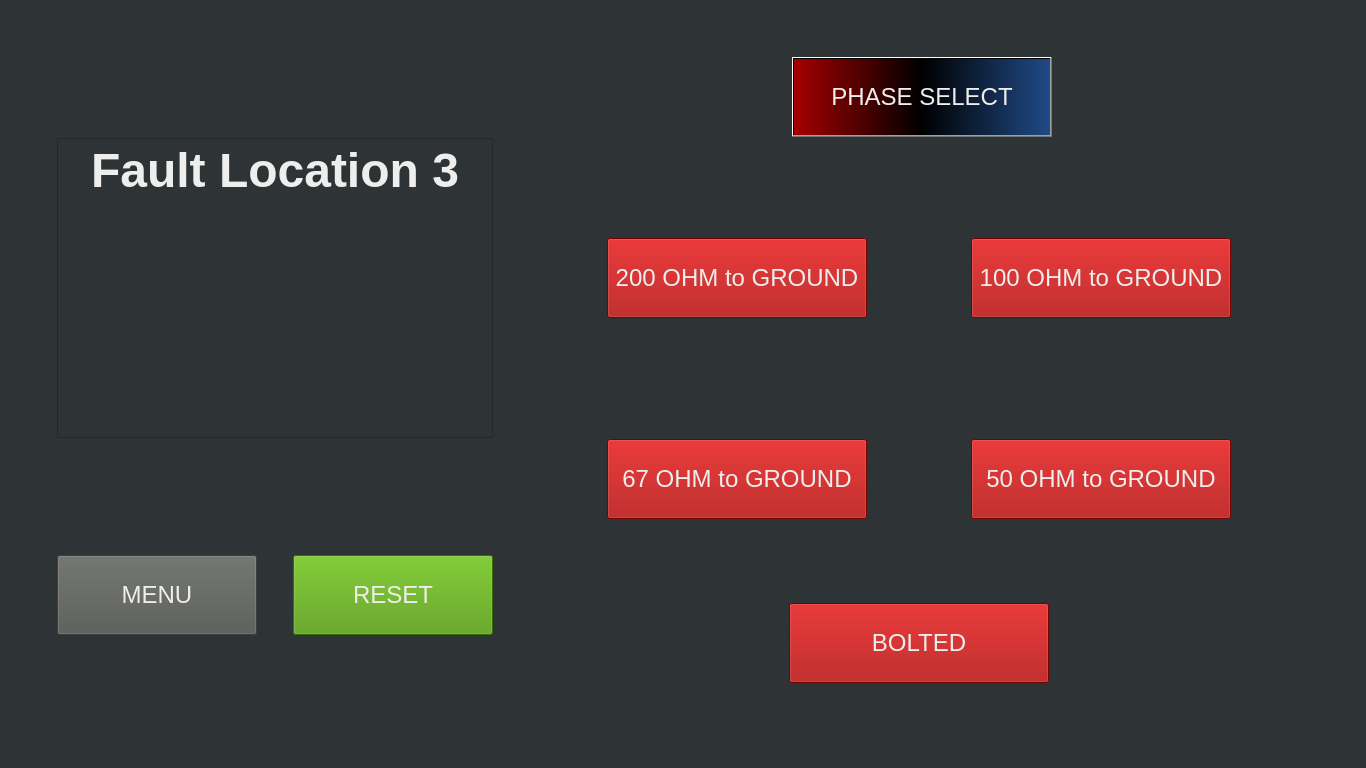
Qt form FaultControlGUI/Rev2.1/FaultControlGUI_Rev2.1.ui (USAFACyberPower/CyberPower) before a commit.
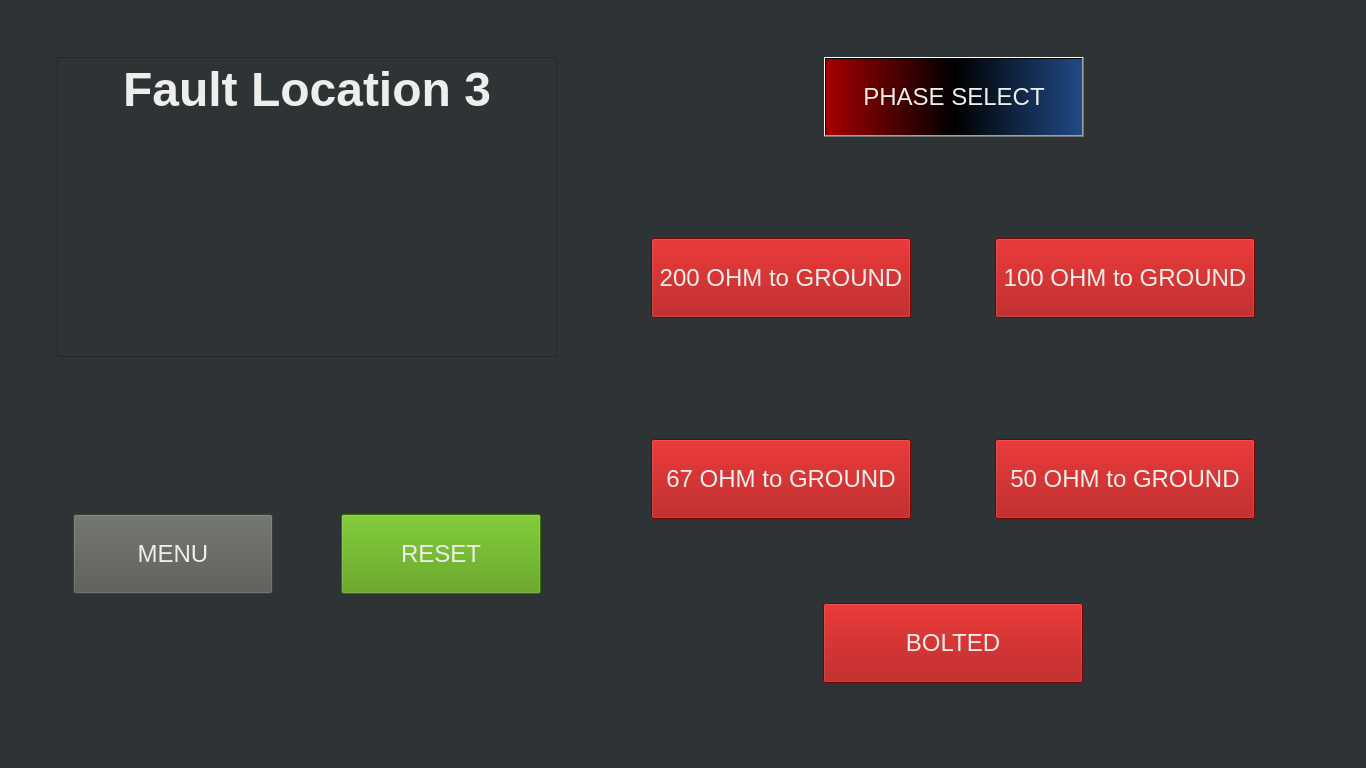
The same form after that commit. The open tabs and pages were chosen to show the change. Icons and pictures are not drawn.

Commit message: Minor asthetic changes to fault GUI layout and icon sizing.

```diff
--- a/FaultControlGUI/Rev2.1/FaultControlGUI_Rev2.1.ui
+++ b/FaultControlGUI/Rev2.1/FaultControlGUI_Rev2.1.ui
@@ -2201,7 +2201,7 @@
           <property name="spacing">
            <number>36</number>
           </property>
-          <item row="1" column="1">
+          <item row="1" column="1" alignment="Qt::AlignHCenter|Qt::AlignVCenter">
            <widget class="QPushButton" name="btn_loc3_reset">
             <property name="minimumSize">
              <size>
@@ -2209,6 +2209,12 @@
               <height>80</height>
              </size>
             </property>
+            <property name="maximumSize">
+             <size>
+              <width>200</width>
+              <height>80</height>
+             </size>
+            </property>
             <property name="font">
              <font>
               <pointsize>18</pointsize>
@@ -2223,7 +2229,7 @@
             </property>
            </widget>
           </item>
-          <item row="1" column="0">
+          <item row="1" column="0" alignment="Qt::AlignHCenter|Qt::AlignVCenter">
            <widget class="QPushButton" name="btn_loc3_menu">
             <property name="minimumSize">
              <size>
@@ -2231,6 +2237,12 @@
               <height>80</height>
              </size>
             </property>
+            <property name="maximumSize">
+             <size>
+              <width>200</width>
+              <height>80</height>
+             </size>
+            </property>
             <property name="font">
              <font>
               <pointsize>18</pointsize>
@@ -2249,7 +2261,7 @@
            <widget class="QTextBrowser" name="textBrowser_Loc3">
             <property name="minimumSize">
              <size>
-              <width>425</width>
+              <width>500</width>
               <height>0</height>
              </size>
             </property>
@@ -2444,7 +2456,7 @@
                <rect>
                 <x>10</x>
                 <y>-20</y>
-                <width>761</width>
+                <width>701</width>
                 <height>451</height>
                </rect>
               </property>
@@ -2574,7 +2586,7 @@
              <widget class="QPushButton" name="btn_loc3_Abolt">
               <property name="geometry">
                <rect>
-                <x>260</x>
+                <x>230</x>
                 <y>430</y>
                 <width>260</width>
                 <height>80</height>
```
Left out of the diff: 252 changed lines with no effect on the pictures. The commit also changes 1 other file.
